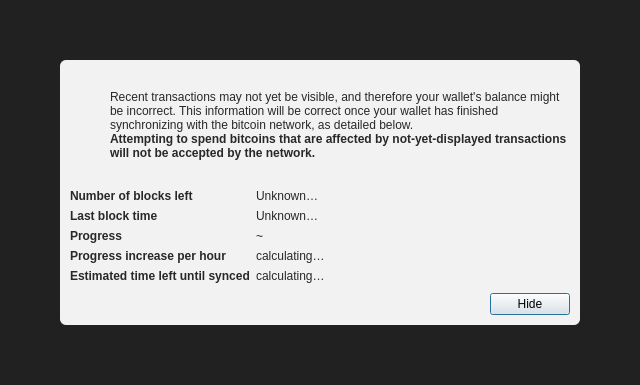
Before: the Qt Designer form src/qt/forms/modaloverlay.ui in kpopcoin-official/kpopcoin, drawn with Qt 5.
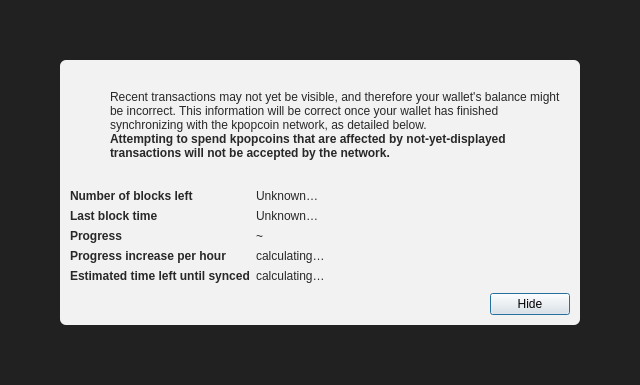
After: the same form once the commit is applied. Icons and pictures are not drawn.

Commit message: Rename all bitcoin text to kpopcoin inside source files

What changed in the file:
```diff
--- a/src/qt/forms/modaloverlay.ui
+++ b/src/qt/forms/modaloverlay.ui
@@ -130,7 +130,7 @@
              <item>
               <widget class="QLabel" name="infoText">
                <property name="text">
-                <string>Recent transactions may not yet be visible, and therefore your wallet's balance might be incorrect. This information will be correct once your wallet has finished synchronizing with the bitcoin network, as detailed below.</string>
+                <string>Recent transactions may not yet be visible, and therefore your wallet's balance might be incorrect. This information will be correct once your wallet has finished synchronizing with the kpopcoin network, as detailed below.</string>
                </property>
                <property name="textFormat">
                 <enum>Qt::RichText</enum>
@@ -149,7 +149,7 @@
                 </font>
                </property>
                <property name="text">
-                <string>Attempting to spend bitcoins that are affected by not-yet-displayed transactions will not be accepted by the network.</string>
+                <string>Attempting to spend kpopcoins that are affected by not-yet-displayed transactions will not be accepted by the network.</string>
                </property>
                <property name="textFormat">
                 <enum>Qt::RichText</enum>
```
The commit also changes 2225 other files.
